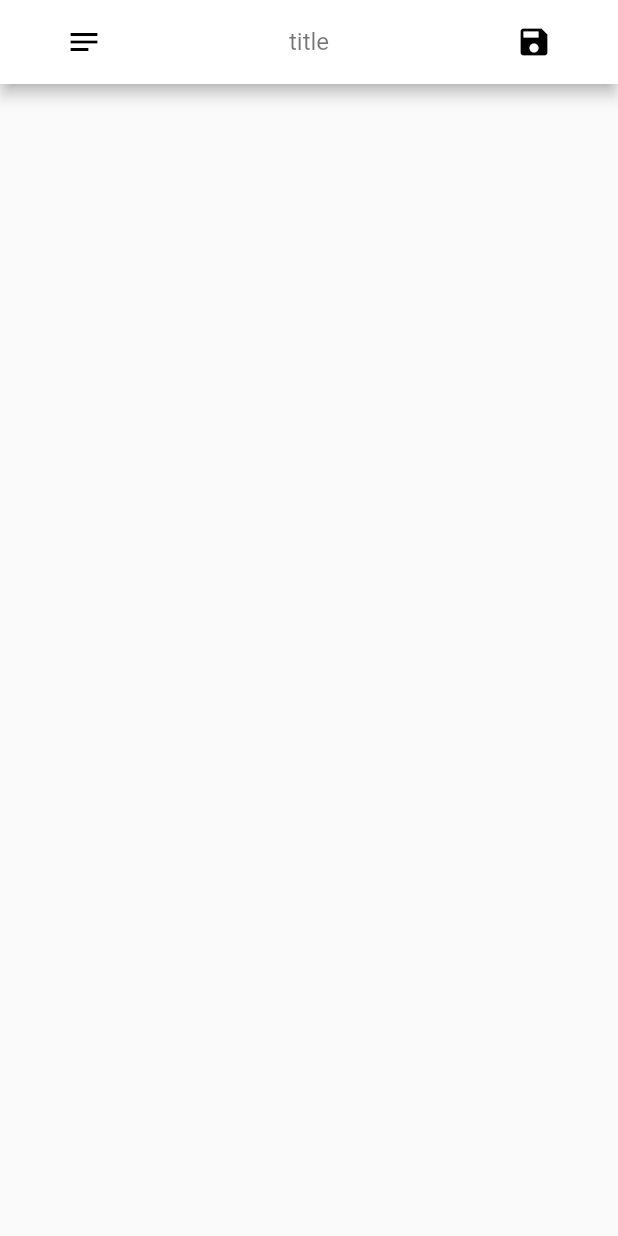
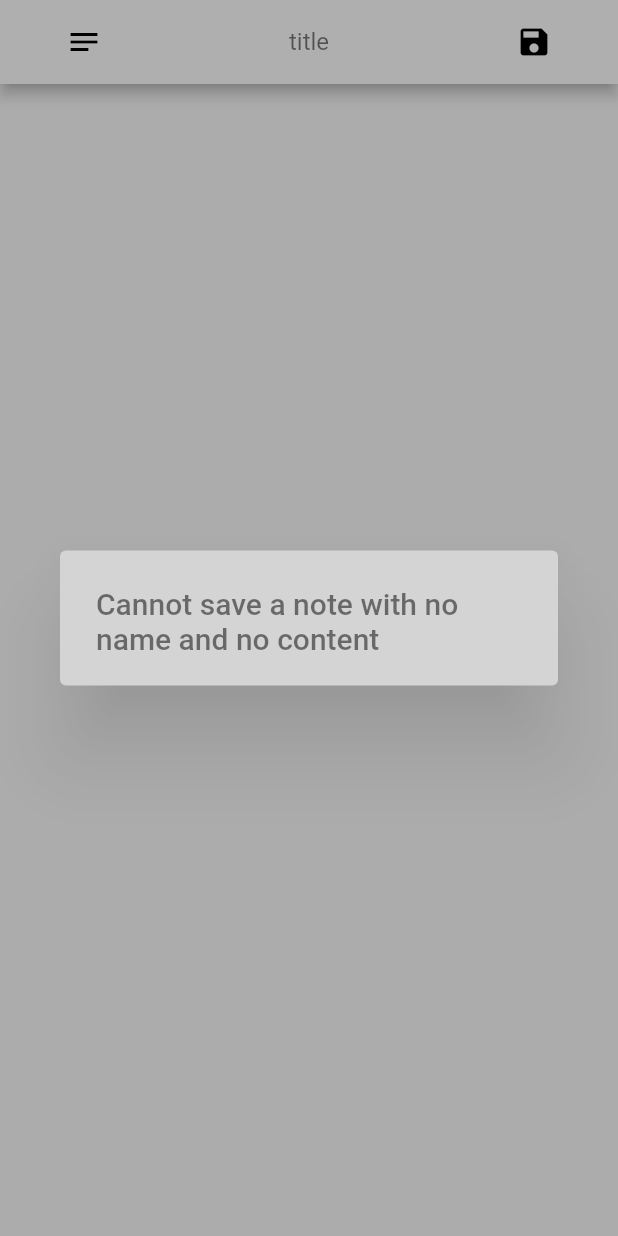
Before and after one commit to not-shoyo/notes-app, a Flutter app: the AddNotePage screen opened by its route, after a tap on the "notes" icon, after a tap on the "note add" icon, after a tap on the "save" icon, on a phone screen of 412 x 824 dp. Run offline on Flutter 3.47's test engine with Material 2 defaults, Android fonts, the light colour scheme and no system bars.

Commit message:
Dialogue Delay, No-Title-No-Content Cases

```diff
--- a/lib/makelist.dart
+++ b/lib/makelist.dart
@@ -33,9 +33,9 @@ class MakeList extends StatelessWidget {
           }
           else if (i < MyNotesPage.notes.length){
             return ListTile(
-                leading: Text(MyNotesPage.notes[i~/2].noteNumber.toString()),
-                title: Text(MyNotesPage.notes[i~/2].noteName),
-                subtitle: Text(MyNotesPage.notes[i~/2].noteName.substring(0, 10) + "..."),
+                leading: Text(MyNotesPage.notes.elementAt(i~/2).noteNumber.toString()),
+                title: Text(MyNotesPage.notes.elementAt(i~/2).noteName),
+                subtitle: Text(MyNotesPage.notes.elementAt(i~/2).noteName.substring(0, 10) + "..."),
               );
           }
           else{
--- a/lib/model/note.dart
+++ b/lib/model/note.dart
@@ -10,6 +10,10 @@ class Note {
     print("Note  number " + noteNumber.toString() + " is created");
   }
 
+  void setNoteTitle(String title){
+    noteName = title;
+  }
+
   void setNoteContent(String content){
     noteContent = content;
   }
--- a/lib/pages/addnotepage.dart
+++ b/lib/pages/addnotepage.dart
@@ -81,13 +81,34 @@ class _AddNotePageState extends State<AddNotePage> {
   }
 
   void _saveClicked(){
-    if (_noteController.text != "" && _titleController.text != ""){
+    if (_noteController.text == "" && _titleController.text == ""){
+      showDialog(
+        context: context,
+        builder: (BuildContext context) {
+          bool manuallyClosed = false;
+          Future.delayed(const Duration(seconds: 1)).then((_) {
+            if (!manuallyClosed) {
+              Navigator.of(context).pop();
+            }
+          });
+          return const AlertDialog(
+            title: Center(
+              child: Text("Cannot save a note with no name and no content"),
+            ),
+          );
+        }
+      );
+    }
+    else {
       MyNotesPage.notes.add(Note(_titleController.text));
       MyNotesPage.notes.last.setNoteContent(_noteController.text);
+      if (_titleController.text == ""){
+        MyNotesPage.notes.last.setNoteTitle("New Note");
+      }
+      else if (_noteController.text == ""){
+        MyNotesPage.notes.last.setNoteContent("No content");
+      }
       Navigator.pushReplacementNamed(context, "/mynotespage");
-    }
-    else {
-      print("Empty Fields");
     }
   }
 }
```
Also changed, not shown: lib/pages/displaynotepage.dart (+15 -6 lines), lib/pages/editnotepage.dart (+117 -12 lines), lib/pages/mynotespage.dart (+5 -6 lines).
